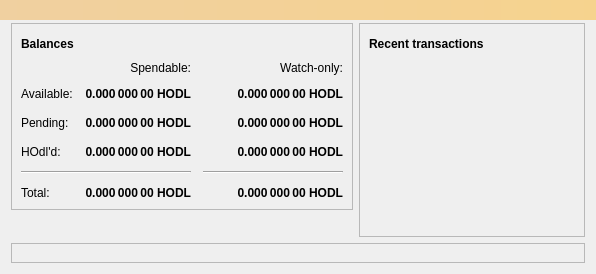
This is src/qt/forms/overviewpage.ui in tedydet/SLOdl as Qt 5 draws it before an edit. The edited form follows.
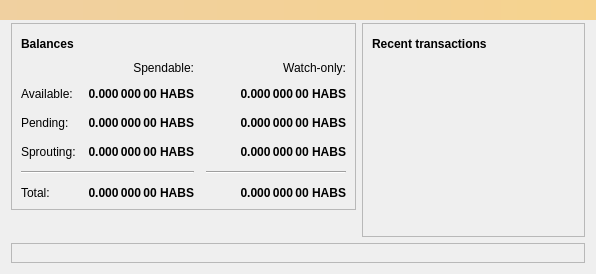
This is the edited form. Icons and pictures are not drawn.

Diff of the .ui file:
```diff
--- a/src/qt/forms/overviewpage.ui
+++ b/src/qt/forms/overviewpage.ui
@@ -123,7 +123,7 @@
                <string>Total of transactions that have yet to be confirmed, and do not yet count toward the spendable balance</string>
               </property>
               <property name="text">
-               <string notr="true">0.000 000 00 HODL</string>
+               <string notr="true">0.000 000 00 HABS</string>
               </property>
               <property name="alignment">
                <set>Qt::AlignRight|Qt::AlignTrailing|Qt::AlignVCenter</set>
@@ -147,7 +147,7 @@
                <string>Mined balance in watch-only addresses that has not yet matured</string>
               </property>
               <property name="text">
-               <string notr="true">0.000 000 00 HODL</string>
+               <string notr="true">0.000 000 00 HABS</string>
               </property>
               <property name="alignment">
                <set>Qt::AlignRight|Qt::AlignTrailing|Qt::AlignVCenter</set>
@@ -204,7 +204,7 @@
                <string>Mined balance that has not yet matured</string>
               </property>
               <property name="text">
-               <string notr="true">0.000 000 00 HODL</string>
+               <string notr="true">0.000 000 00 HABS</string>
               </property>
               <property name="alignment">
                <set>Qt::AlignRight|Qt::AlignTrailing|Qt::AlignVCenter</set>
@@ -241,7 +241,7 @@
                <string>Unconfirmed transactions to watch-only addresses</string>
               </property>
               <property name="text">
-               <string notr="true">0.000 000 00 HODL</string>
+               <string notr="true">0.000 000 00 HABS</string>
               </property>
               <property name="alignment">
                <set>Qt::AlignRight|Qt::AlignTrailing|Qt::AlignVCenter</set>
@@ -254,7 +254,7 @@
             <item row="3" column="0">
              <widget class="QLabel" name="labelImmatureText">
               <property name="text">
-               <string>HOdl'd:</string>
+               <string>Sprouting:</string>
               </property>
              </widget>
             </item>
@@ -272,7 +272,7 @@
                <string>Your current total balance</string>
               </property>
               <property name="text">
-               <string notr="true">0.000 000 00 HODL</string>
+               <string notr="true">0.000 000 00 HABS</string>
               </property>
               <property name="alignment">
                <set>Qt::AlignRight|Qt::AlignTrailing|Qt::AlignVCenter</set>
@@ -296,7 +296,7 @@
                <string>Current total balance in watch-only addresses</string>
               </property>
               <property name="text">
-               <string notr="true">0.000 000 00 HODL</string>
+               <string notr="true">0.000 000 00 HABS</string>
               </property>
               <property name="alignment">
                <set>Qt::AlignRight|Qt::AlignTrailing|Qt::AlignVCenter</set>
@@ -337,7 +337,7 @@
                <string>Your current spendable balance</string>
               </property>
               <property name="text">
-               <string notr="true">0.000 000 00 HODL</string>
+               <string notr="true">0.000 000 00 HABS</string>
               </property>
               <property name="alignment">
                <set>Qt::AlignRight|Qt::AlignTrailing|Qt::AlignVCenter</set>
@@ -361,7 +361,7 @@
                <string>Your current balance in watch-only addresses</string>
               </property>
               <property name="text">
-               <string notr="true">0.000 000 00 HODL</string>
+               <string notr="true">0.000 000 00 HABS</string>
               </property>
               <property name="alignment">
                <set>Qt::AlignRight|Qt::AlignTrailing|Qt::AlignVCenter</set>
```
Left out of the diff: 4 changed lines with no effect on the pictures.
